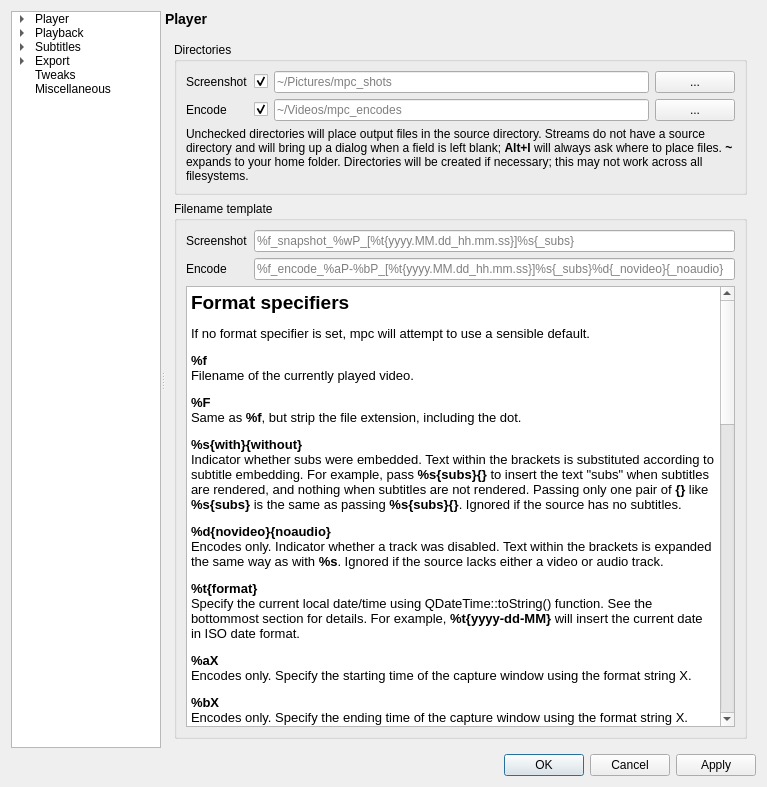
The window that settingswindow.ui (mpc-qt/mpc-qt) describes before a commit, drawn with Qt 5.
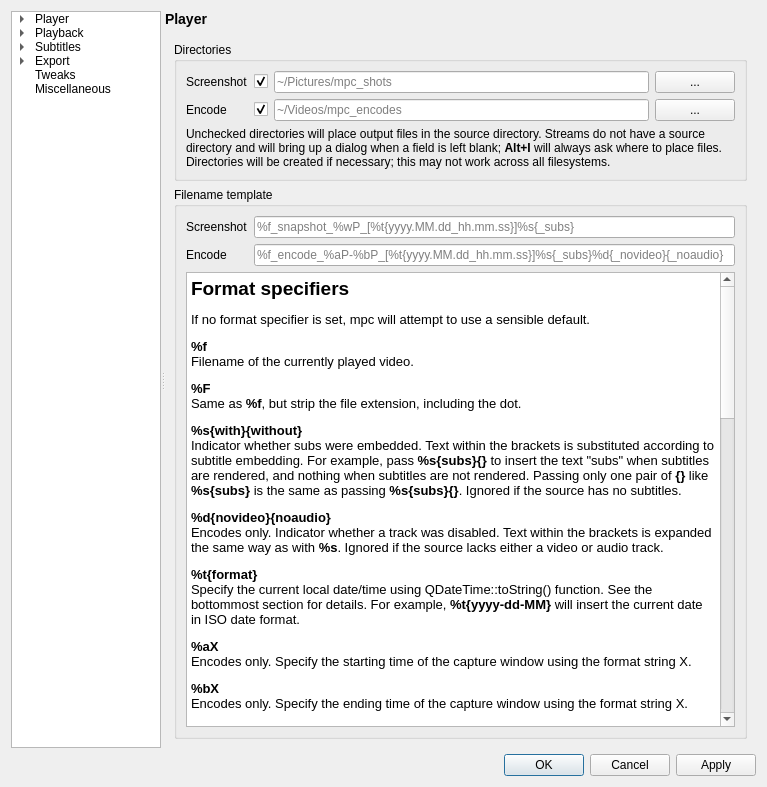
The same window after the commit.

Commit message:
settingswindow: remove note about tilde expansion
As much as I'd like to have ~ expansion, it makes a complex codebase
even more complex than what it is.

The edit to the form file:
```diff
--- a/settingswindow.ui
+++ b/settingswindow.ui
@@ -5166,7 +5166,7 @@
               <item row="2" column="0" colspan="2">
                <widget class="QLabel" name="label_35">
                 <property name="text">
-                 <string>Unchecked directories will place output files in the source directory. Streams do not have a source directory and will bring up a dialog when a field is left blank; &lt;b&gt;Alt+I&lt;/b&gt; will always ask where to place files. &lt;b&gt;~&lt;/b&gt; expands to your home folder. Directories will be created if necessary; this may not work across all filesystems.</string>
+                 <string>&lt;html&gt;&lt;head/&gt;&lt;body&gt;&lt;p&gt;Unchecked directories will place output files in the source directory. Streams do not have a source directory and will bring up a dialog when a field is left blank; &lt;span style=&quot; font-weight:600;&quot;&gt;Alt+I&lt;/span&gt; will always ask where to place files. Directories will be created if necessary; this may not work across all filesystems.&lt;/p&gt;&lt;/body&gt;&lt;/html&gt;</string>
                 </property>
                 <property name="wordWrap">
                  <bool>true</bool>
```
